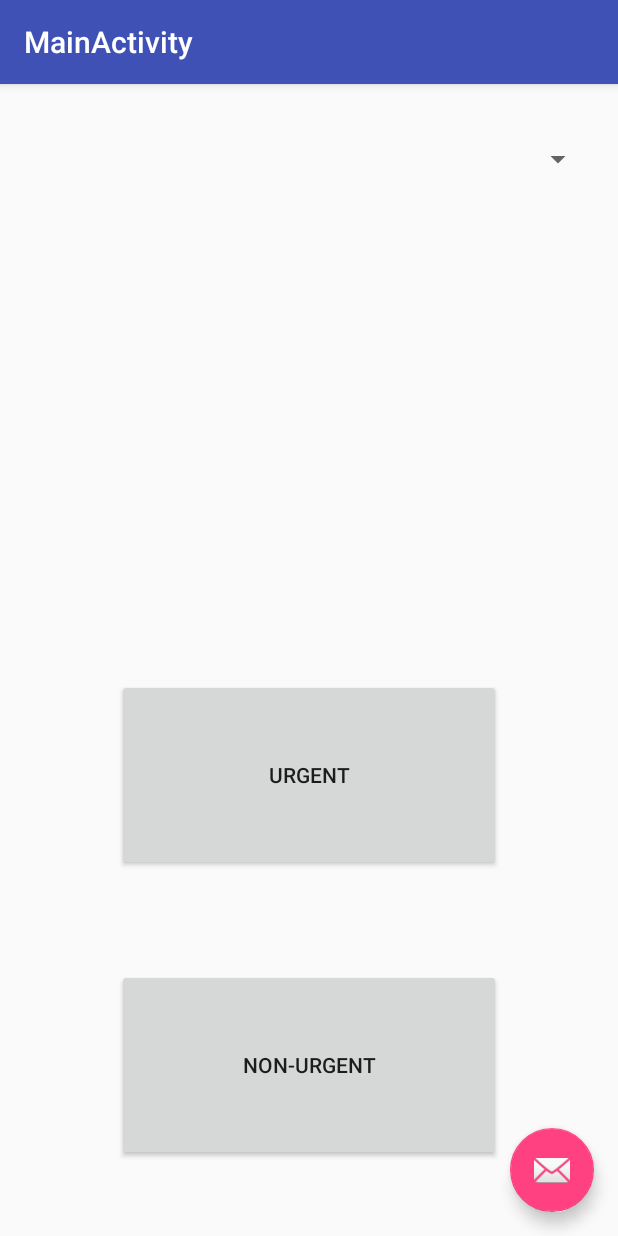
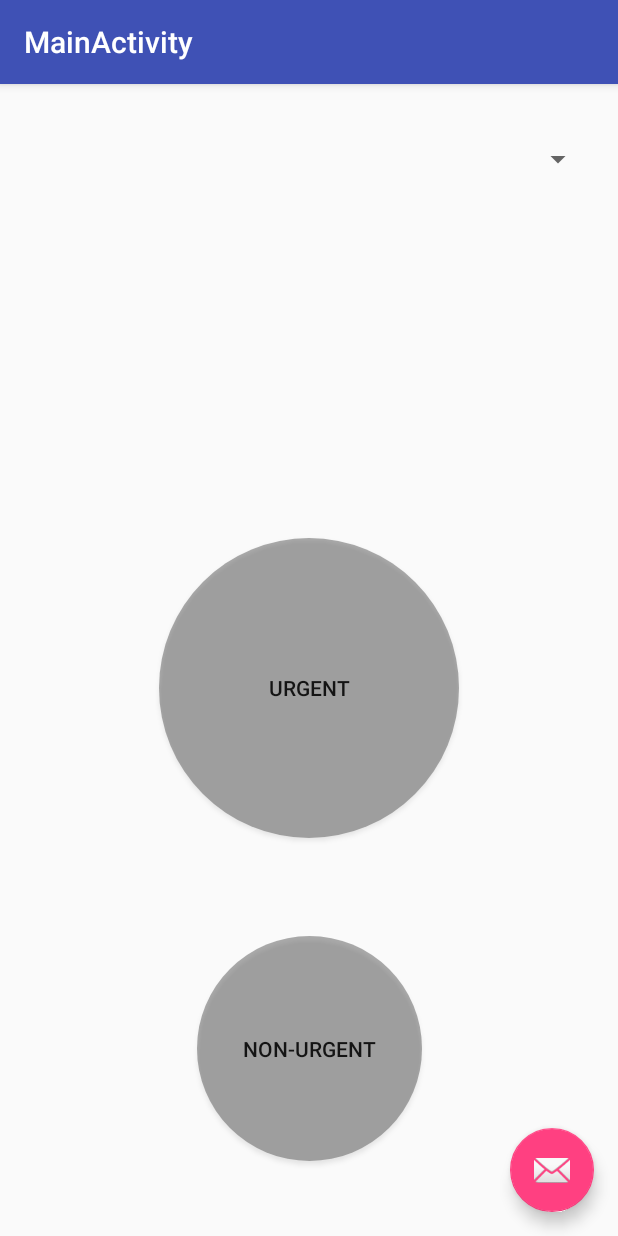
Before and after one commit to utahopensource/tgg_SAFE, an Android app: the MainActivity screen opened directly, with no data from a screen before it, on a phone screen of 412 x 824 dp. Run offline under Robolectric (Android 15) with nearby library versions, the phone set to English and light mode, and no system bars.

Commit message:
Made the buttons circular and the urgent button bigger

```diff
--- a/app/src/main/java/org/utos/android/safe/LoginActivity.java
+++ b/app/src/main/java/org/utos/android/safe/LoginActivity.java
@@ -3,6 +3,7 @@ package org.utos.android.safe;
 import android.animation.Animator;
 import android.animation.AnimatorListenerAdapter;
 import android.annotation.TargetApi;
+import android.content.Intent;
 import android.content.pm.PackageManager;
 import android.support.annotation.NonNull;
 import android.support.design.widget.Snackbar;
@@ -333,7 +334,8 @@ public class LoginActivity extends AppCompatActivity implements LoaderCallbacks<
             showProgress(false);
 
             if (success) {
-                finish();
+                Intent i = new Intent(LoginActivity.this, MainActivity.class);
+                startActivity(i);
             } else {
                 mPasswordView.setError(getString(R.string.error_incorrect_password));
                 mPasswordView.requestFocus();
--- /dev/null
+++ b/app/src/main/res/drawable/large_circular_button.xml
@@ -0,0 +1,9 @@
+<?xml version="1.0" encoding="utf-8"?>
+<shape xmlns:android="http://schemas.android.com/apk/res/android"
+       android:shape="rectangle">
+    <solid android:color="#71464646" />
+    <corners android:bottomRightRadius="100dp"
+             android:bottomLeftRadius="100dp"
+             android:topRightRadius="100dp"
+             android:topLeftRadius="100dp"/>
+</shape>
--- a/app/src/main/res/layout/content_main.xml
+++ b/app/src/main/res/layout/content_main.xml
@@ -23,10 +23,11 @@
         android:id="@+id/spinner"/>
 
     <Button
+        android:id="@+id/button_urgent"
+        android:layout_width="200dp"
+        android:layout_height="200dp"
+        android:background="@drawable/large_circular_button"
         android:text="@string/btn_urgent"
-        android:layout_width="256dp"
-        android:layout_height="128dp"
-        android:id="@+id/button_urgent"
         android:layout_above="@+id/button_non_urgent"
         android:layout_centerHorizontal="true"
         android:layout_marginBottom="65dp"
@@ -34,14 +35,30 @@
         />
 
     <Button
+        android:id="@+id/button_non_urgent"
+        android:layout_width="150dp"
+        android:layout_height="150dp"
+        android:background="@drawable/large_circular_button"
         android:text="@string/btn_non_urgent"
-        android:layout_width="256dp"
-        android:layout_height="128dp"
-        android:id="@+id/button_non_urgent"
+        android:layout_centerHorizontal="true"
         android:layout_marginBottom="34dp"
+        android:layout_marginLeft="25dp"
+        android:layout_marginStart="25dp"
         android:layout_alignParentBottom="true"
         android:layout_alignLeft="@+id/button_urgent"
         android:layout_alignStart="@+id/button_urgent"
-        android:onClick="startNonUrgent"/>
+        android:onClick="startNonUrgent"
+
+        />
+    <!--<Button-->
+        <!--android:text="@string/btn_non_urgent"-->
+        <!--android:layout_width="256dp"-->
+        <!--android:layout_height="128dp"-->
+        <!--android:id="@+id/button_non_urgent"-->
+        <!--android:layout_marginBottom="34dp"-->
+        <!--android:layout_alignParentBottom="true"-->
+        <!--android:layout_alignLeft="@+id/button_urgent"-->
+        <!--android:layout_alignStart="@+id/button_urgent"-->
+        <!--android:onClick="startNonUrgent"/>-->
 
 </RelativeLayout>
```
Also changed, not shown: app/src/main/res/drawable/circular_button.xml (added, +9 -0 lines), 1 other file.
